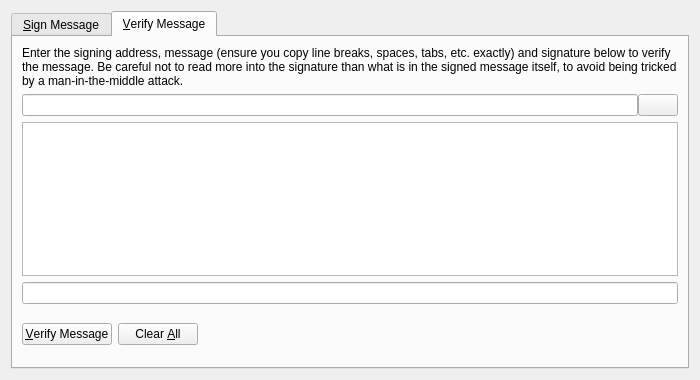
This is src/qt/forms/signverifymessagedialog.ui in gridcoin-community/Gridcoin-Research as Qt 5 draws it before an edit. The edited form follows.
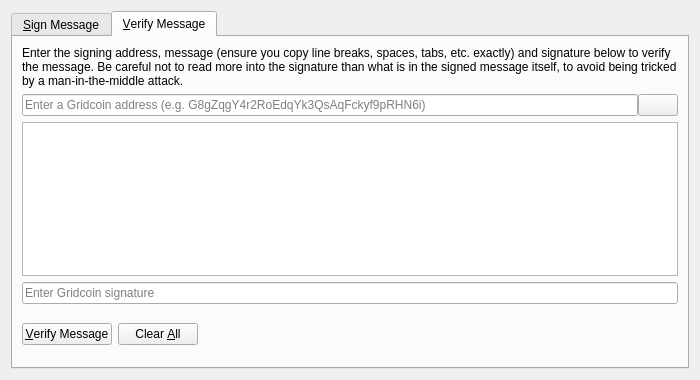
This is the edited form. The open tabs and pages were chosen to show the change. Icons and pictures are not drawn. Custom widgets are drawn as their Qt base class.

```diff
--- a/src/qt/forms/signverifymessagedialog.ui
+++ b/src/qt/forms/signverifymessagedialog.ui
@@ -245,6 +245,9 @@
            <property name="maxLength">
             <number>34</number>
            </property>
+           <property name="placeholderText">
+            <string>Enter a Gridcoin address (e.g. G8gZqgY4r2RoEdqYk3QsAqFckyf9pRHN6i)</string>
+           </property>
           </widget>
          </item>
          <item>
@@ -273,7 +276,11 @@
         <widget class="QPlainTextEdit" name="messageIn_VM"/>
        </item>
        <item>
-        <widget class="QValidatedLineEdit" name="signatureIn_VM"/>
+        <widget class="QValidatedLineEdit" name="signatureIn_VM">
+         <property name="placeholderText">
+          <string>Enter Gridcoin signature</string>
+         </property>
+        </widget>
        </item>
        <item>
         <layout class="QHBoxLayout" name="horizontalLayout_2_VM">
```
Left out of the diff: 8 changed lines with no effect on the pictures.
